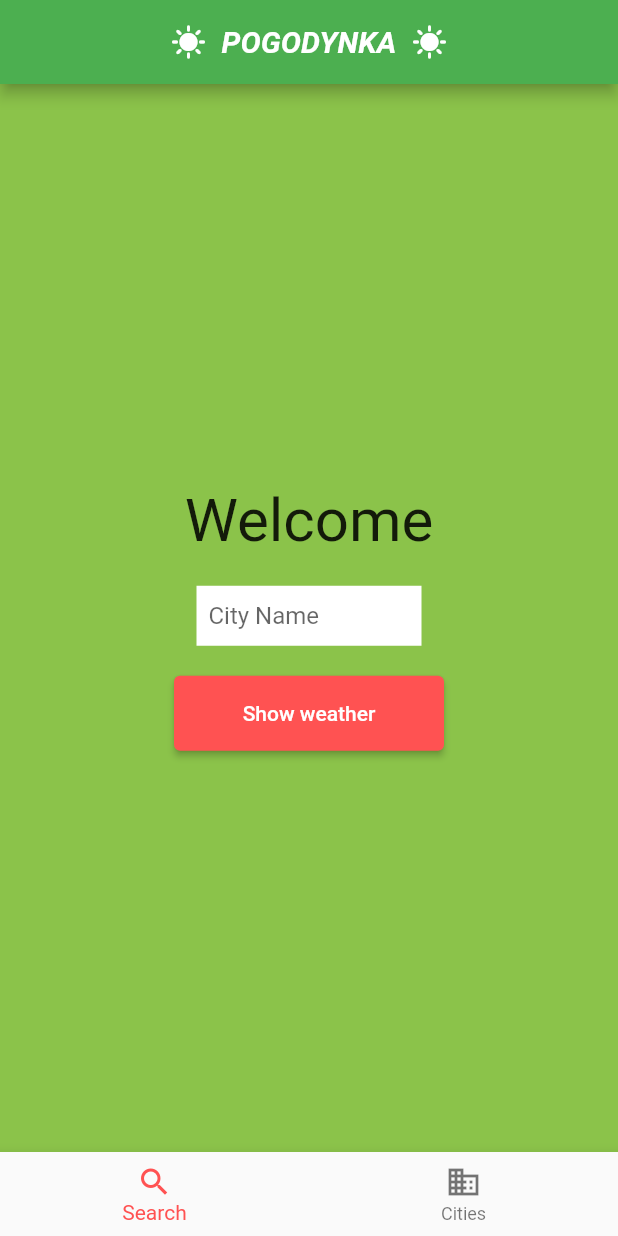
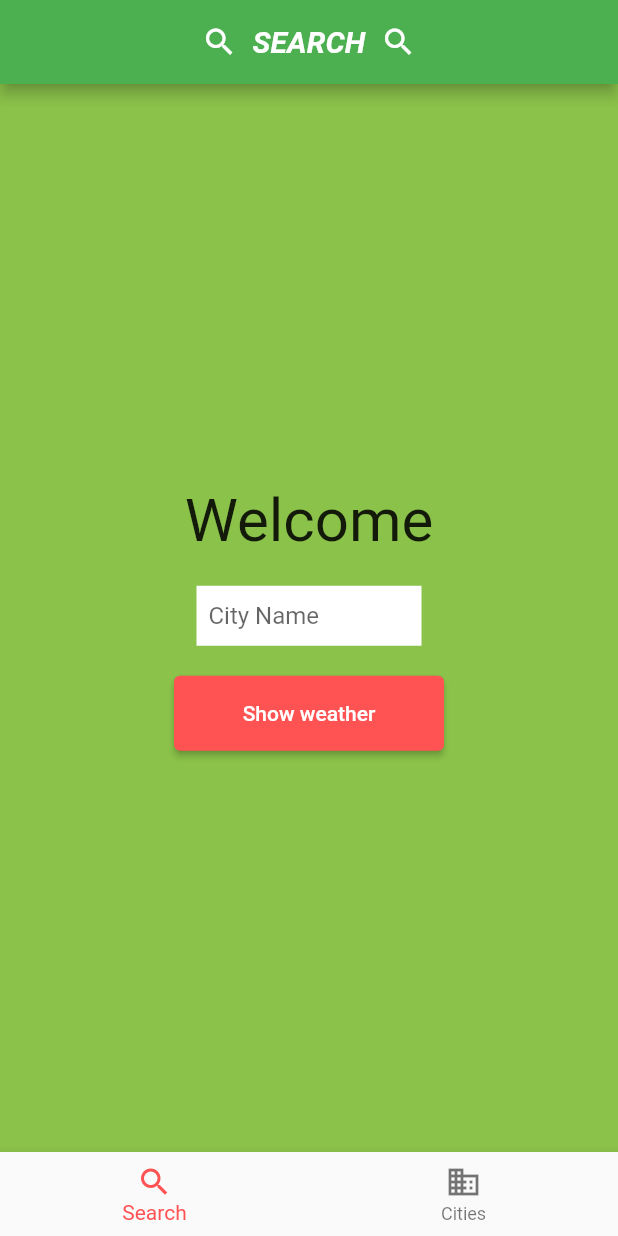
Before and after one commit to KarolFilipiak/SimpleWeatherApp, a Flutter app: the screen it shows after launch, on a phone screen of 412 x 824 dp. Run offline on Flutter 3.47's test engine with Material 2 defaults, Android fonts, the phone set to English and light mode, and no system bars; our stand-ins replace top_snackbar_flutter, weather_icons; Roboto replaces fonts that are missing (ComicSans).

Commit message:
1.2 - minor changes

```diff
--- a/lib/home_page.dart
+++ b/lib/home_page.dart
@@ -36,28 +36,7 @@ class _HomePageState extends State<HomePage> {
   @override
   Widget build(BuildContext context) {
     return Scaffold(
-      appBar: AppBar(
-        title: Row(mainAxisAlignment: MainAxisAlignment.center, children: [
-          const Icon(Icons.sunny),
-          const SizedBox(width: 10),
-          GestureDetector(
-            child: const Text(
-              "POGODYNKA",
-              style: TextStyle(
-                  fontStyle: FontStyle.italic, fontWeight: FontWeight.bold),
-            ),
-            onDoubleTap: () async {
-              const url = "https://youtu.be/dQw4w9WgXcQ";
-              if (await canLaunch(url)) launch(url);
-            },
-          ),
-          const SizedBox(width: 10),
-          const Icon(Icons.sunny),
-        ]),
-        backgroundColor: Colors.green,
-        automaticallyImplyLeading: false,
-      ),
-      bottomNavigationBar: BottomNavigationBar(
+        bottomNavigationBar: BottomNavigationBar(
         items: const <BottomNavigationBarItem>[
           BottomNavigationBarItem(
             icon: Icon(Icons.search),
--- a/lib/views/welcome_page.dart
+++ b/lib/views/welcome_page.dart
@@ -1,4 +1,7 @@
+
+import 'dart:io';
 import 'package:flutter/material.dart';
+import 'package:url_launcher/url_launcher.dart';
 import 'package:weather/views/city_details.dart';
 import 'package:weather/data/weather_getter.dart';
 import 'package:top_snackbar_flutter/custom_snack_bar.dart';
@@ -16,12 +19,47 @@ class WelcomePage extends StatefulWidget {
 class _WelcomePageState extends State<WelcomePage> {
   final fieldTextControl = TextEditingController();
   String city = '';
+  bool _isLoading = true;
+
+  @override
+  void initState(){
+    super.initState();
+
+    setState(() {
+      _isLoading = false;
+    });
+  }
 
   @override
   Widget build(BuildContext context) {
     return Scaffold(
+      appBar: AppBar(
+        title: Row(mainAxisAlignment: MainAxisAlignment.center, children: [
+          const Icon(Icons.search),
+          const SizedBox(width: 10),
+          GestureDetector(
+            child: const Text(
+              "SEARCH",
+              style: TextStyle(
+                  fontStyle: FontStyle.italic, fontWeight: FontWeight.bold),
+            ),
+            onDoubleTap: () async {
+              Uri url = Uri.parse("https://youtu.be/dQw4w9WgXcQ");
+              if (! await launchUrl(url)) print("link doesnt work");
+            },
+          ),
+          const SizedBox(width: 10),
+          const Icon(Icons.search),
+        ]),
+        backgroundColor: Colors.green,
+        automaticallyImplyLeading: false,
+      ),
       backgroundColor: Colors.lightGreen,
-      body: Center(
+      body: _isLoading
+      ? Center(
+          child: CircularProgressIndicator(),
+        )
+      : Center(
         child: Column(
           mainAxisAlignment: MainAxisAlignment.center,
           crossAxisAlignment: CrossAxisAlignment.center,
@@ -68,6 +106,13 @@ class _WelcomePageState extends State<WelcomePage> {
                 }
                 else
                 {
+                  FocusManager.instance.primaryFocus?.unfocus();
+                  sleep(Duration(milliseconds: 100));
+
+                  setState(() {
+                    _isLoading = false;
+                  });
+
                   CityData weather = await WeatherApi.getWeather(null, city, true);
                   Navigator.of(context).push(
                     MaterialPageRoute(
@@ -75,8 +120,9 @@ class _WelcomePageState extends State<WelcomePage> {
                     ),
                   );
                   setState(() {
+                    city = '';
                     fieldTextControl.clear();
-                    city = '';
+                    _isLoading = false;
                   });
                 }
               },
```
Also changed, not shown: lib/views/city_details.dart (+7 -1 lines).
